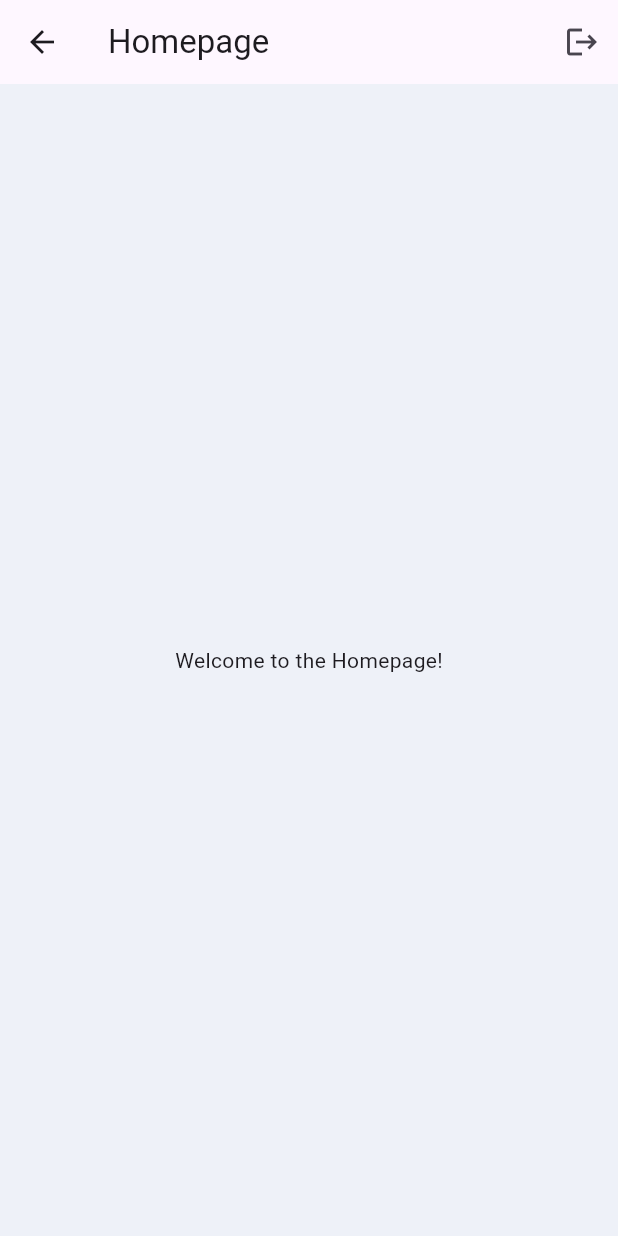
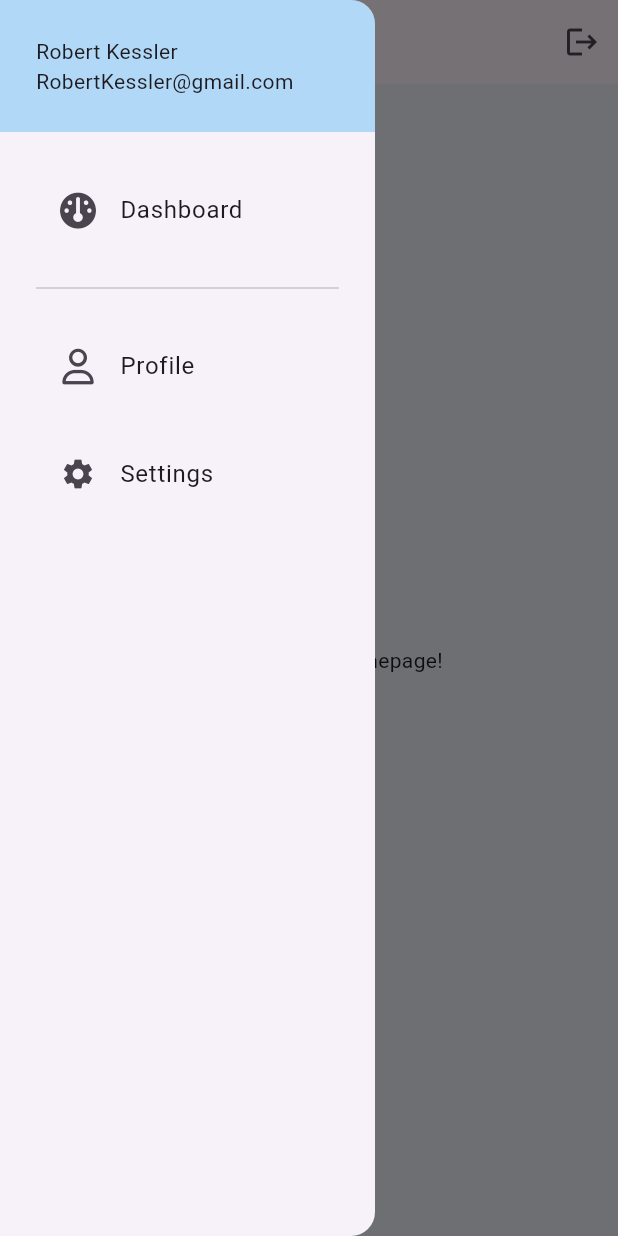
Before and after one commit to kesslermatics/Aquaware, a Flutter app: the HomepageScreen screen opened by its route, with the side drawer open (before the commit the screen has no drawer), on a phone screen of 412 x 824 dp. Run offline on Flutter 3.47's test engine with Material 3 defaults, Android fonts, the phone set to English and light mode, and no system bars; our stand-ins replace flutter_secure_storage, flutter_svg, font_awesome_flutter, rive, shared_preferences; accounts and stored records are empty; Roboto replaces fonts that are missing (Intel).

Commit message:
Changed app

```diff
--- a/App/lib/screens/homepage/homepage.dart
+++ b/App/lib/screens/homepage/homepage.dart
@@ -1,3 +1,4 @@
+import 'package:aquaware/screens/navigation/navigation_drawer.dart';
 import 'package:flutter/material.dart';
 import 'package:shared_preferences/shared_preferences.dart';
 
@@ -14,8 +15,8 @@ class HomepageScreen extends StatelessWidget {
   @override
   Widget build(BuildContext context) {
     return Scaffold(
+      drawer: const MenuDrawer(),
       appBar: AppBar(
-        title: Text('Homepage'),
         actions: [
           IconButton(
             icon: Icon(Icons.logout),
--- /dev/null
+++ b/App/lib/screens/navigation/navigation_drawer.dart
@@ -0,0 +1,92 @@
+import 'package:aquaware/constants.dart';
+import 'package:aquaware/screens/dashboard/dashboard_screen.dart';
+import 'package:aquaware/screens/profile/profile_screen.dart';
+import 'package:aquaware/screens/settings/settings_screen.dart';
+import 'package:flutter/material.dart';
+import 'package:font_awesome_flutter/font_awesome_flutter.dart';
+
+class MenuDrawer extends StatelessWidget {
+  const MenuDrawer({super.key});
+
+  @override
+  Widget build(BuildContext context) {
+    return Drawer(
+      width: 250,
+      child: SingleChildScrollView(
+        child: Column(
+          crossAxisAlignment: CrossAxisAlignment.stretch,
+          children: [
+            buildHeader(context),
+            buildMenuItems(context),
+          ],
+        ),
+      ),
+    );
+  }
+
+  Widget buildHeader(BuildContext context) {
+    return Container(
+      color: blue,
+      padding: EdgeInsets.only(top: MediaQuery.of(context).padding.top),
+      child: const Padding(
+        padding: const EdgeInsets.all(24.0),
+        child: Column(
+          crossAxisAlignment: CrossAxisAlignment.start,
+          children: [
+            Text(
+              "Robert Kessler",
+            ),
+            Text(
+              "RobertKessler@gmail.com",
+            ),
+          ],
+        ),
+      ),
+    );
+  }
+
+  Widget buildMenuItems(BuildContext context) {
+    return Container(
+      padding: EdgeInsets.all(24),
+      child: Wrap(
+        runSpacing: 16,
+        children: [
+          ListTile(
+            leading: const Icon(FontAwesomeIcons.gauge),
+            title: Text("Dashboard"),
+            onTap: () {
+              Navigator.of(context).pushReplacement(
+                MaterialPageRoute(
+                  builder: (context) => const DashboardScreen(),
+                ),
+              );
+            },
+          ),
+          Divider(),
+          ListTile(
+            leading: Icon(FontAwesomeIcons.user),
+            title: Text("Profile"),
+            onTap: () {
+              Navigator.of(context).pushReplacement(
+                MaterialPageRoute(
+                  builder: (context) => const ProfileScreen(),
+                ),
+              );
+            },
+          ),
+          ListTile(
+            leading: const Icon(Icons.settings),
+            title: Text("Settings"),
+            onTap: () {
+              Navigator.of(context).pushReplacement(
+                MaterialPageRoute(
+                  builder: (context) => const SettingsScreen(),
+                ),
+              );
+            },
+          )
+        ],
+      ),
+    );
+  }
+}
--- a/App/pubspec.yaml
+++ b/App/pubspec.yaml
@@ -14,6 +14,7 @@ dependencies:
     sdk: flutter
   flutter_secure_storage: ^9.2.2
   flutter_svg: ^2.0.10+1
+  font_awesome_flutter: ^10.7.0
   rive: ^0.13.5
   shared_preferences: ^2.2.3
 
```
Also changed, not shown: App/lib/screens/dashboard/dashboard_screen.dart (added, +19 -0 lines), App/lib/screens/profile/profile_screen.dart (added, +19 -0 lines), App/lib/screens/settings/settings_screen.dart (added, +19 -0 lines), App/pubspec.lock, 1 other file.
